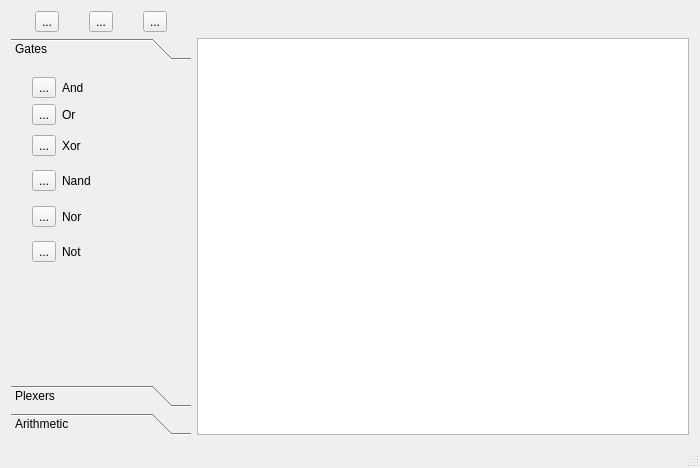
First picture: the form in src/mainwindow.ui, repository MATF-RS20/RS010-circuitdesign, before the edit.
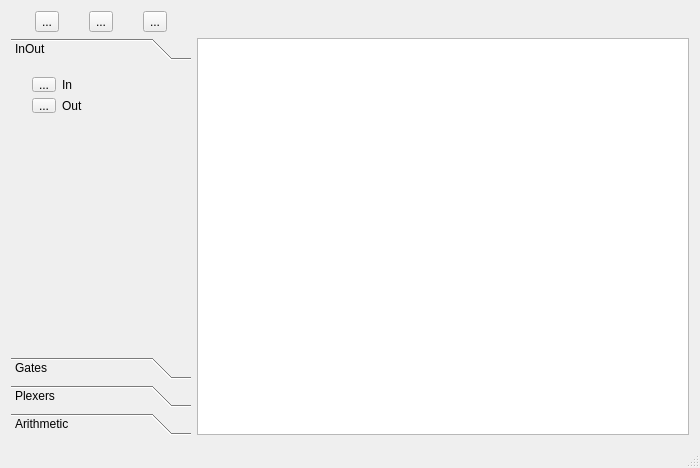
Second picture: the form after the edit. Icons and pictures are not drawn.

What changed in the file:
```diff
--- a/src/mainwindow.ui
+++ b/src/mainwindow.ui
@@ -82,13 +82,86 @@
         <property name="currentIndex">
          <number>0</number>
         </property>
+        <widget class="QWidget" name="InOut">
+         <attribute name="label">
+          <string>InOut</string>
+         </attribute>
+         <widget class="QWidget" name="">
+          <property name="geometry">
+           <rect>
+            <x>10</x>
+            <y>0</y>
+            <width>101</width>
+            <height>58</height>
+           </rect>
+          </property>
+          <layout class="QVBoxLayout" name="verticalLayout_2">
+           <item>
+            <layout class="QHBoxLayout" name="horizontalLayout_2">
+             <item>
+              <widget class="QToolButton" name="inButton">
+               <property name="text">
+                <string>...</string>
+               </property>
+               <property name="icon">
+                <iconset resource="../images.qrc">
+                 <normaloff>:/images/in_false.png</normaloff>:/images/in_false.png</iconset>
+               </property>
+               <property name="checkable">
+                <bool>true</bool>
+               </property>
+               <attribute name="buttonGroup">
+                <string notr="true">buttonGroup</string>
+               </attribute>
+              </widget>
+             </item>
+             <item>
+              <widget class="QLabel" name="inLabel">
+               <property name="text">
+                <string>In</string>
+               </property>
+              </widget>
+             </item>
+            </layout>
+           </item>
+           <item>
+            <layout class="QHBoxLayout" name="horizontalLayout_3">
+             <item>
+              <widget class="QToolButton" name="outButton">
+               <property name="text">
+                <string>...</string>
+               </property>
+               <property name="icon">
+                <iconset resource="../images.qrc">
+                 <normaloff>:/images/out_false.png</normaloff>:/images/out_false.png</iconset>
+               </property>
+               <property name="checkable">
+                <bool>true</bool>
+               </property>
+               <attribute name="buttonGroup">
+                <string notr="true">buttonGroup</string>
+               </attribute>
+              </widget>
+             </item>
+             <item>
+              <widget class="QLabel" name="outLabel">
+               <property name="text">
+                <string>Out</string>
+               </property>
+              </widget>
+             </item>
+            </layout>
+           </item>
+          </layout>
+         </widget>
+        </widget>
         <widget class="QWidget" name="Gates">
          <property name="geometry">
           <rect>
            <x>0</x>
            <y>0</y>
            <width>180</width>
-           <height>276</height>
+           <height>245</height>
           </rect>
          </property>
          <property name="sizePolicy">
```
Left out of the diff: 164 changed lines with no effect on the pictures.
